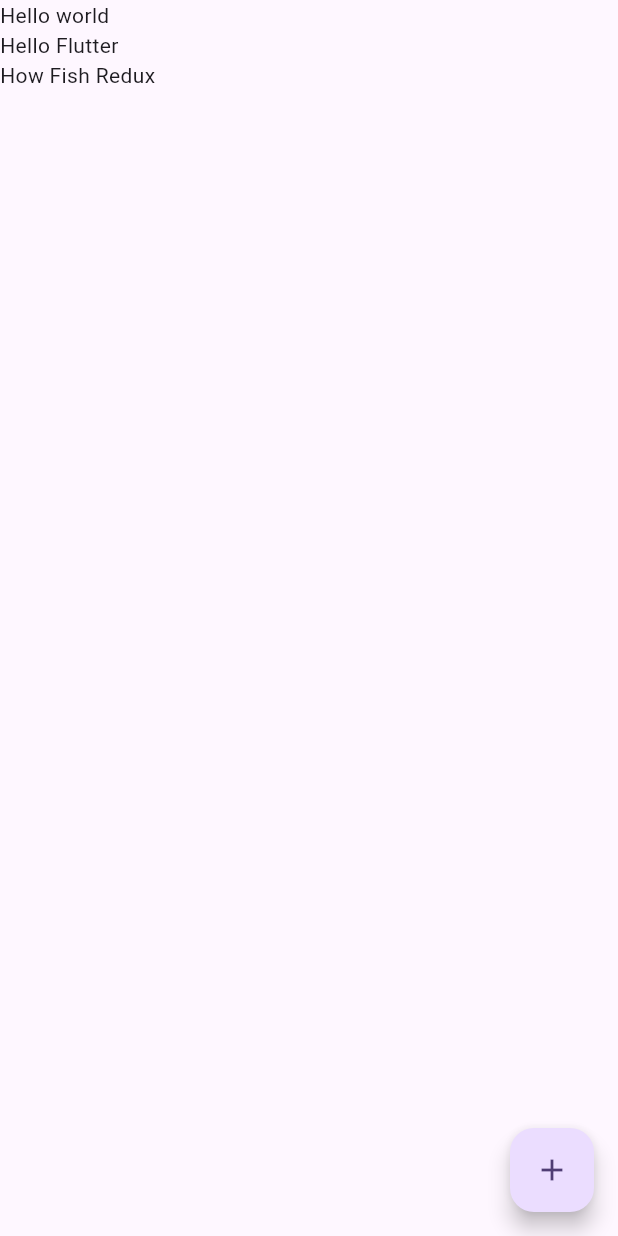
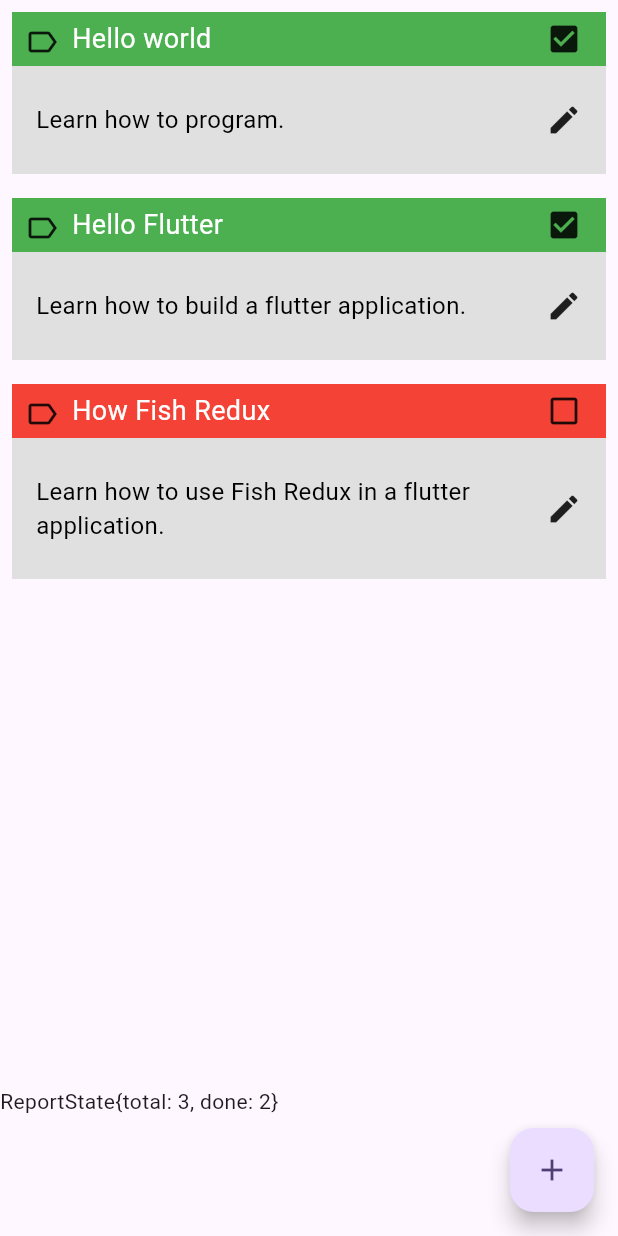
Before and after one commit to GavinHome/flying-redux, a Flutter app: the screen it shows after launch, on a phone screen of 412 x 824 dp. Run offline on Flutter 3.47's test engine with Material 2 defaults, Android fonts, the phone set to English and light mode, and no system bars.

Commit message:
[feat] support list item render

```diff
--- a/example/lib/pages/todos/page/page.dart
+++ b/example/lib/pages/todos/page/page.dart
@@ -2,8 +2,10 @@
 
 import 'package:flutter_redux/flutter_redux.dart';
 import 'package:flutter/material.dart' hide Page, Action;
+import 'package:sample/pages/todos/todo/component.dart';
+import '../report/component.dart';
+import '../todo/state.dart';
 import 'state.dart';
-import '../todo/state.dart';
 
 class ToDoListPage extends Page<PageState, Map<String, dynamic>> {
   ToDoListPage()
@@ -17,25 +19,25 @@
     ),
     view: (PageState state, Dispatch dispatch,
         ComponentContext<PageState> ctx) {
-      List<ToDoState> _ws = state.toDos;
+      final List<ToDoState> ws = state.toDos;
       return Scaffold(
         body: Stack(children: <Widget>[
           Container(
-              // child: ListView.builder(
-              //   itemBuilder: (BuildContext context, int index) => _ws[index],
-              //   itemCount: _ws?.length ?? 0,
-              // ),
             child: ListView.builder(
-                itemBuilder: (BuildContext context, int index) => Text(_ws?[index]?.title ?? "test"),
-                itemCount: _ws?.length ?? 0,
+              itemBuilder: (BuildContext context, int index) =>
+                  TodoComponent().buildComponent(
+                      ctx.store, () => ws[index]),
+              itemCount: ws?.length ?? 0,
             ),
           ),
-            // Positioned(
-            //     bottom: 0,
-            //     left: 0,
-            //     right: 0,
-            //     child: ReportComponent().buildComponent(ctx.store, ReportState.stateGetter(state)) //ctx.buildComponent('report'),
-            // )
+          Positioned(
+              bottom: 0,
+              left: 0,
+              right: 0,
+              child: ReportComponent().buildComponent(ctx.store,
+                  ReportState.stateGetter(
+                      state)) //ctx.buildComponent('report'),
+          )
         ]),
         floatingActionButton: FloatingActionButton(
           onPressed: () => dispatch(const Action("onAdd")),
--- a/example/lib/pages/todos/report/component.dart
+++ b/example/lib/pages/todos/report/component.dart
@@ -10,7 +10,7 @@
   ReportComponent()
       : super(
           view: (ReportState state, Dispatch dispatch, ComponentContext<ReportState> ctx) {
-            return Container(height: 100, child: Text('${state.hashCode}'));
+            return Container(height: 100, child: Text('${state.toString()}'));
           },
         );
 }
--- /dev/null
+++ b/example/lib/pages/todos/todo/component.dart
@@ -0,0 +1,88 @@
+import 'package:flutter_redux/flutter_redux.dart';
+import 'package:flutter/material.dart' hide Action;
+import 'package:sample/pages/todos/todo/effects.dart';
+import 'action.dart';
+import 'reducer.dart';
+import 'state.dart';
+
+class TodoComponent extends Component<ToDoState> {
+  TodoComponent() : super(
+    reducer: buildReducer(),
+    effects: buildEffects(),
+    view: (ToDoState state, Dispatch dispatch,
+        ComponentContext<ToDoState> ctx) {
+      return Container(
+        padding: const EdgeInsets.all(8.0),
+        child: GestureDetector(
+          child: Column(
+            children: <Widget>[
+              GestureDetector(
+                child: Container(
+                  height: 36.0,
+                  color: state.isDone ? Colors.green : Colors.red,
+                  alignment: AlignmentDirectional.centerStart,
+                  child: Row(
+                    children: <Widget>[
+                      Container(
+                        margin: const EdgeInsets.all(8.0),
+                        child: const Icon(Icons.label_outline),
+                      ),
+                      Expanded(
+                          child: Text(
+                            state.title ?? '',
+                            maxLines: 1,
+                            style: const TextStyle(
+                                color: Colors.white, fontSize: 18.0),
+                          )),
+                      GestureDetector(
+                        child: Container(
+                          margin: const EdgeInsets.only(right: 16.0),
+                          child: (() =>
+                          state.isDone
+                              ? const Icon(Icons.check_box)
+                              : const Icon(Icons.check_box_outline_blank))(),
+                        ),
+                        onTap: () {
+                          dispatch(
+                              ToDoActionCreator.doneAction(state.uniqueId));
+                        },
+                      )
+                    ],
+                  ),
+                ),
+              ),
+              Container(
+                padding: const EdgeInsets.fromLTRB(16.0, 24.0, 16.0, 24.0),
+                color: const Color(0xFFE0E0E0),
+                child: Row(
+                  children: <Widget>[
+                    Expanded(
+                        child: Container(
+                          child: Text(
+                            state.desc ?? '',
+                            style: const TextStyle(
+                                color: Colors.black, fontSize: 16.0),
+                          ),
+                        )),
+                    GestureDetector(
+                      child: Container(
+                        child: const Icon(Icons.edit),
+                      ),
+                      onTap: () {
+                        dispatch(ToDoActionCreator.onEditAction(
+                            state.uniqueId));
+                      },
+                    )
+                  ],
+                ),
+              )
+            ],
+          ),
+          onLongPress: () {
+            dispatch(ToDoActionCreator.onRemoveAction(state.uniqueId));
+          },
+        ),
+      );
+    },
+  );
+}
--- a/example/lib/pages/todos/todo/state.dart
+++ b/example/lib/pages/todos/todo/state.dart
@@ -1,14 +1,14 @@
 import 'package:flutter_redux/flutter_redux.dart';
 
 class ToDoState implements Cloneable<ToDoState> {
-  late String? uniqueId;
+  String uniqueId;
   String? title;
   String? desc;
   bool isDone;
 
   static int _seed = 202103051044;
 
-  ToDoState({this.uniqueId, this.title, this.desc, this.isDone = false}) {
+  ToDoState({this.uniqueId = '', this.title, this.desc, this.isDone = false}) {
     uniqueId ??= '${_seed++}';
   }
 
--- a/lib/src/component/basic.dart
+++ b/lib/src/component/basic.dart
@@ -18,7 +18,7 @@
 
 /// Setup for component
 // typedef Setup<T> = void Function(Lifecycle lifeCycle, Dispatch dispatch, ComponentContext<T> ctx);
-typedef Setup<T> = Map<Lifecycle, void Function(Dispatch dispatch)>;
+// typedef Setup<T> = Map<Lifecycle, void Function(Dispatch dispatch)>;
 
 /// Predicate if a component should be updated when the store is changed.
 typedef ShouldUpdate<T> = bool Function(T old, T now);
--- a/lib/src/component/component.dart
+++ b/lib/src/component/component.dart
@@ -8,16 +8,16 @@
 import 'utils.dart';
 
 class Component<T> extends ReduxComponent<T> {
-  Component({Reducer<T>? reducer, required ViewBuilder<T> view, ShouldUpdate<T>? shouldUpdate})
+  Component({Reducer<T>? reducer, required ViewBuilder<T> view, Effects<T>? effects, ShouldUpdate<T>? shouldUpdate})
       : assert(view != null),
         super(
           reducer: reducer,
           view: view,
+          effects: effects,
           shouldUpdate: shouldUpdate,
         );
 
   Widget buildComponent(Store<Object?> store, Get<T> getter) {
-
     return super.build(store, getter);
   }
 }
--- a/lib/src/component/context.dart
+++ b/lib/src/component/context.dart
@@ -34,7 +34,7 @@
 
   Widget buildView() {
     Widget? result = _widgetCache;
-    result ??= _widgetCache = view(store.getState() as T, dispatch, this);
+    result ??= _widgetCache = view(getState(), dispatch, this);
     return result;
   }
 
--- a/lib/src/component/page.dart
+++ b/lib/src/component/page.dart
@@ -19,7 +19,7 @@
     required this.initState,
     required Reducer<T> reducer,
     required ViewBuilder<T> view, ShouldUpdate<T>? shouldUpdate,
-    Setup<T>? setup, Effects<T>? effects
+    Effects<T>? effects
   })
       : super(reducer: reducer, view: view, effects:effects,  shouldUpdate: shouldUpdate);
 
```
Also changed, not shown: example/lib/pages/todos/todo/action.dart (added, +26 -0 lines), example/lib/pages/todos/todo/effects.dart (added, +24 -0 lines), example/lib/pages/todos/todo/reducer.dart (added, +37 -0 lines). Lines whose indentation alone changed are shown as unchanged.
